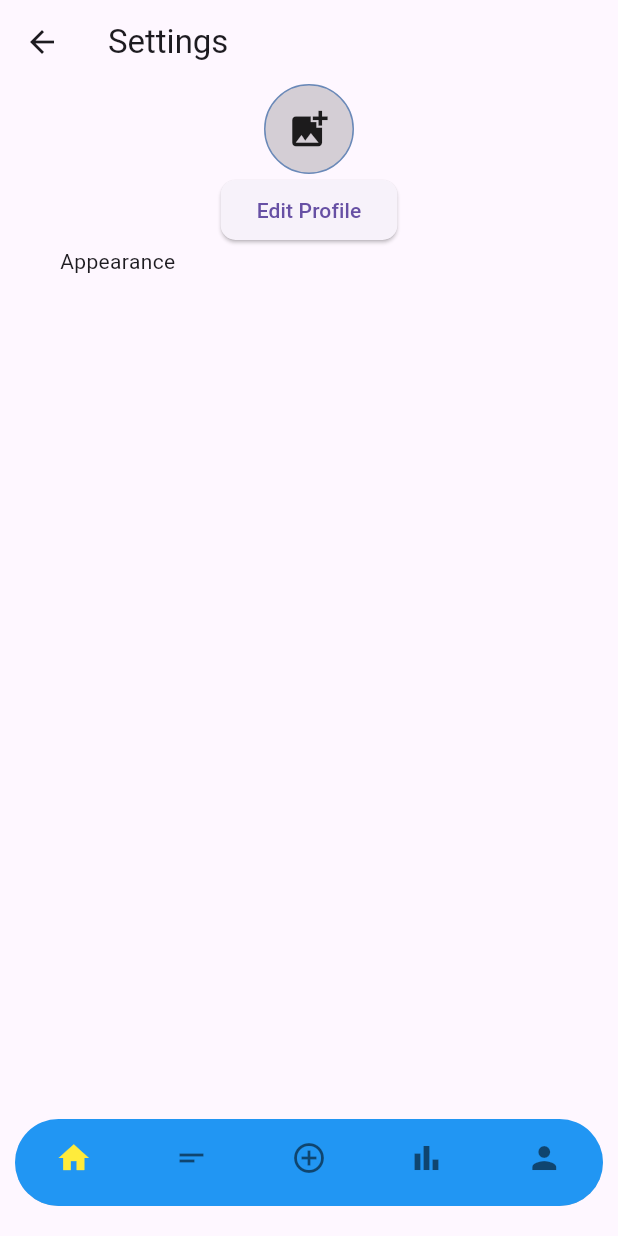
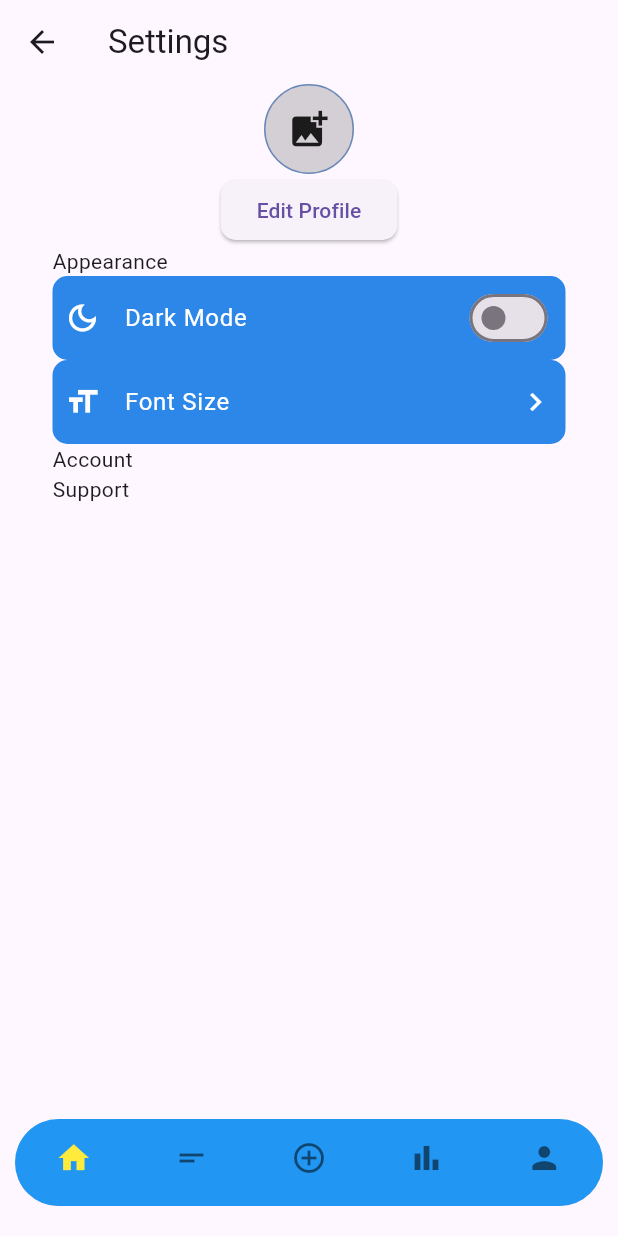
Before and after one commit to Pipeline-To-Better-Placemaking/P2BP-2025Spring-Mobile, a Flutter app: the SettingsPage screen opened by its route, on a phone screen of 412 x 824 dp. Run offline on Flutter 3.47's test engine with Material 3 defaults, Android fonts, the phone set to English and light mode, and no system bars.

Commit message:
discovered ListTile and friends after hours of tearing my hair out trying to make one myself and now everything is easy and cool again

```diff
--- a/analysis_options.yaml
+++ b/analysis_options.yaml
@@ -7,6 +7,9 @@
 
 # The following line activates a set of recommended lints for Flutter apps,
 # packages, and plugins designed to encourage good coding practices.
+analyzer:
+  errors:
+    avoid_print: ignore
 include: package:flutter_lints/flutter.yaml
 
 linter:
--- a/lib/reset_password_page.dart
+++ b/lib/reset_password_page.dart
@@ -1,5 +1,4 @@
 import 'package:flutter/material.dart';
-import 'package:flutter/services.dart';
 import 'widgets.dart';
 
 class ResetPasswordPage extends StatelessWidget {
--- a/lib/settings_page.dart
+++ b/lib/settings_page.dart
@@ -1,6 +1,7 @@
 import 'package:flutter/material.dart';
-import 'package:flutter/services.dart';
 import 'widgets.dart';
+
+const _clickableColor = Color(0xFF2D87E8);
 
 class SettingsPage extends StatelessWidget {
   const SettingsPage({super.key});
@@ -12,9 +13,17 @@ class SettingsPage extends StatelessWidget {
         appBar: AppBar(
           title: const Text('Settings'),
         ),
-
-        body: ListView(
-          padding: const EdgeInsets.symmetric(horizontal: 40),
+        bottomNavigationBar: const BottomFloatingNavBar(),
+        body: ListTileTheme(
+          tileColor: _clickableColor,
+          shape: RoundedRectangleBorder(
+            borderRadius: BorderRadius.circular(10),
+          ),
+          contentPadding: const EdgeInsets.symmetric(horizontal: 8),
+          iconColor: Colors.white,
+          textColor: Colors.white,
+          child: ListView(
+            padding: const EdgeInsets.symmetric(horizontal: 35),
             children: <Widget>[
               Column(
                 children: <Widget>[
@@ -32,25 +41,61 @@ class SettingsPage extends StatelessWidget {
                   ElevatedButton(
                     style: ElevatedButton.styleFrom(
                       shape: RoundedRectangleBorder(
-                      borderRadius: BorderRadius.circular(10.0),
+                        borderRadius: BorderRadius.circular(10),
                       ),
                     ),
-                  child: const Text('Edit Profile'),
                     onPressed: () {
                       // TODO: Actual functionality
                       print('Test');
                       return;
                     },
+                    child: const Text('Edit Profile'),
                   ),
                 ],
               ),
               const Text('Appearance'),
-
+              const DarkModeSwitch(),
+              const ListTile(
+                leading: Icon(Icons.format_size),
+                title: Text('Font Size'),
+                trailing: Icon(Icons.chevron_right),
+              ),
+              const Text('Account'),
+              const Text('Support'),
             ],
           ),
-
-        bottomNavigationBar: const BottomFloatingNavBar(),
+        ),
       ),
     );
   }
 }
+
+class DarkModeSwitch extends StatefulWidget {
+  const DarkModeSwitch({super.key});
+
+  @override
+  State<DarkModeSwitch> createState() => _DarkModeSwitchState();
+}
+
+class _DarkModeSwitchState extends State<DarkModeSwitch> {
+  /* TODO: Add functionality to get initial state when opening the app from
+      previous settings or account or something, and to actually change the
+      app's visuals accordingly.
+  */
+  bool _isDarkMode = false;
+// const Color(0xFF2D87E8)
+  @override
+  Widget build(BuildContext context) {
+    return SwitchListTile(
+      secondary: const Icon(Icons.dark_mode_outlined),
+      title: const Text('Dark Mode'),
+      value: _isDarkMode,
+      onChanged: (bool value) {
+        setState(() {
+          _isDarkMode = value;
+        });
+      },
+    );
+  }
+
+}
```
Lines whose indentation alone changed are shown as unchanged.
